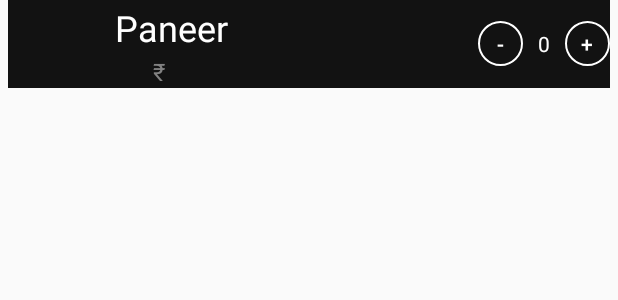
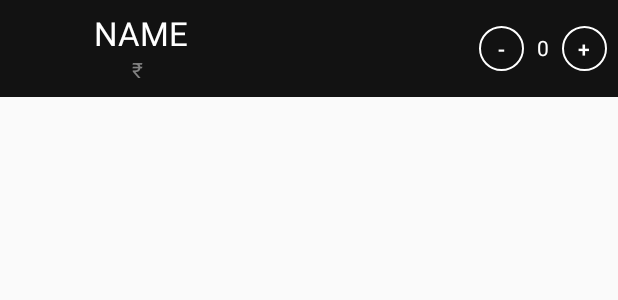
Before and after one commit to ashwinvaswani/MonD, an Android app: the layout item_menu.xml on its own in the app's theme, with its tools: preview values and no code run, on a phone screen of 412 x 824 dp. Shown: the top 300 px of the screen. Run offline under Robolectric (Android 15) with nearby library versions, the light colour scheme and no system bars; plain views replace SimpleDraweeView.

Commit message:
Menu layout and cart crash fixed

```diff
--- a/app/build.gradle
+++ b/app/build.gradle
@@ -41,5 +41,6 @@ dependencies {
     compile 'com.cepheuen.elegant-number-button:lib:1.0.2'
     compile 'de.hdodenhof:circleimageview:2.2.0'
     compile 'pl.droidsonroids.gif:android-gif-drawable:1.2.10'
+    compile 'com.stripe:stripe-android:6.1.2'
 }
 apply plugin: 'com.google.gms.google-services'
--- a/app/src/main/java/com/zconnect/mondiner/customer/CartActivity.java
+++ b/app/src/main/java/com/zconnect/mondiner/customer/CartActivity.java
@@ -156,11 +156,13 @@ public class CartActivity extends AppCompatActivity {
                     final CartUserData cartUserData = new CartUserData();
                     cartUserData.setUserID(userID.getKey());
                     String userName = userID.child("name").getValue(String.class);
-                    String userNameParts[] = userName.trim().split(" ");
-                    cartUserData.setUserName(userNameParts[0]);
-                    cartUserData.setUserStatus(userID.child("confirmStatus").getValue(String.class));
-                    //userData.add(cartUserData);
-                    userData.add(cartUserData);
+                    if (userName != null) {
+                        String userNameParts[] = userName.trim().split(" ");
+                        cartUserData.setUserName(userNameParts[0]);
+                        cartUserData.setUserStatus(userID.child("confirmStatus").getValue(String.class));
+                        //userData.add(cartUserData);
+                        userData.add(cartUserData);
+                    }
 
                 }
                 userConfirmationAdapter.notifyDataSetChanged();
@@ -188,8 +190,10 @@ public class CartActivity extends AppCompatActivity {
             public void onDataChange(DataSnapshot dataSnapshot) {
                 int flag=0;
                 for(DataSnapshot user : dataSnapshot.getChildren()){
-                    if(user.child("confirmStatus").getValue(String.class).equalsIgnoreCase("no")){
-                        flag=1;
+                    if(user.child("confirmStatus").getValue(String.class) != null) {
+                        if (user.child("confirmStatus").getValue(String.class).equalsIgnoreCase("no")) {
+                            flag = 1;
+                        }
                     }
                 }
                 if(flag==0){
--- a/app/src/main/res/layout/item_menu.xml
+++ b/app/src/main/res/layout/item_menu.xml
@@ -1,21 +1,13 @@
 <?xml version="1.0" encoding="utf-8"?>
-<LinearLayout xmlns:android="http://schemas.android.com/apk/res/android"
+<RelativeLayout xmlns:android="http://schemas.android.com/apk/res/android"
     xmlns:app="http://schemas.android.com/apk/res-auto"
+    xmlns:tools="http://schemas.android.com/tools"
     android:layout_width="match_parent"
     android:layout_height="wrap_content"
     android:background="@color/background"
     android:weightSum="1"
-    android:layout_marginLeft="5dp"
-    android:layout_marginRight="5dp"
-    android:layout_marginBottom="10dp"
+    android:padding="7dp"
     >
-
-    <RelativeLayout
-        android:layout_width="0dp"
-        android:layout_height="match_parent"
-        android:layout_weight=".3"
-        android:gravity="center_vertical"
-        android:padding="5dp">
 
     <com.facebook.drawee.view.SimpleDraweeView
         android:id="@+id/dish_image"
@@ -23,97 +15,67 @@
         android:layout_height="50dp"
         app:roundAsCircle="true"
         android:scaleType="centerCrop"
+        android:foregroundGravity="center"
         />
-        <!--<ImageView
-            android:layout_width="match_parent"
-            android:layout_height="wrap_content"
-            android:background="@color/colorAccent"
-            android:layout_alignParentTop="true"
-            android:scaleType="centerCrop"/>-->
-
-    </RelativeLayout>
-
-    <LinearLayout
-        android:layout_width="wrap_content"
-        android:layout_height="wrap_content"
-        android:layout_weight=".7"
-        android:orientation="vertical"
-        >
 
     <TextView
         android:id="@+id/item_name_indian"
-            android:layout_width="wrap_content"
+        android:layout_width="200dp"
         android:layout_height="wrap_content"
-            android:paddingBottom="2dp"
-            android:paddingTop="2dp"
-            android:text="Paneer"
-            android:textColor="#FFF"
-            android:textSize="24sp" />
-
-        <LinearLayout
-            android:layout_width="match_parent"
-            android:layout_height="wrap_content"
-            android:orientation="horizontal">
+        android:layout_toEndOf="@id/dish_image"
+        android:text="NAME"
+        android:paddingLeft="5dp"
+        android:textAppearance="@style/TextAppearance.AppCompat.Large"
+        android:textColor="#FFF" />
 
     <ImageView
         android:id="@+id/veg_nonveg"
         android:layout_width="20dp"
-                android:layout_height="20dp" />
+        android:layout_height="20dp"
+        android:paddingLeft="5dp"
+        android:layout_marginLeft="5dp"
+        android:layout_below="@+id/item_name_indian"
+        android:layout_alignStart="@+id/item_name_indian" />
+
     <TextView
         android:id="@+id/item_price_indian"
         android:layout_width="wrap_content"
         android:layout_height="wrap_content"
+        android:layout_below="@+id/item_name_indian"
+        android:layout_toEndOf="@+id/veg_nonveg"
+        android:paddingLeft="5dp"
         android:text="@string/Rs"
-                android:textColor="@color/hint"
-                android:layout_marginLeft="5dp"
-                android:textSize="16sp" />
-        </LinearLayout>
-    </LinearLayout>
+        android:textColor="@color/hint" />
 
-    <!--<FrameLayout
-        android:id="@+id/frame_layout"
-        android:layout_width="wrap_content"
-        android:layout_height="wrap_content"
-        android:layout_weight=".1"
-        android:layout_gravity="center">-->
-    <!--<Button
-         android:id="@+id/add_btn"
-         android:layout_width="match_parent"
-         android:layout_height="wrap_content"
-         android:text="Add"/>-->
-    <LinearLayout
-        android:id="@+id/inc_dec"
-        android:layout_width="wrap_content"
-        android:layout_height="match_parent"
-        android:layout_weight="0.2"
-        android:gravity="center_vertical"
-        android:orientation="horizontal">
+    <Button
+        android:id="@+id/increment_button"
+        android:layout_width="30dp"
+        android:layout_height="30dp"
+        android:layout_alignParentEnd="true"
+        android:layout_centerVertical="true"
+        android:background="@drawable/round_button_layout_white"
+        android:text="+"
+        android:textColor="#FFF" />
+
+    <TextView
+        android:id="@+id/quantity_display"
+        android:layout_width="25dp"
+        android:layout_height="25dp"
+        android:layout_centerVertical="true"
+        android:layout_toStartOf="@+id/increment_button"
+        android:gravity="center"
+        android:text="0"
+        android:textColor="#FFF" />
 
     <Button
         android:id="@+id/decrement_button"
         android:layout_width="30dp"
         android:layout_height="30dp"
+        android:layout_centerVertical="true"
+        android:layout_toStartOf="@+id/quantity_display"
         android:background="@drawable/round_button_layout_white"
         android:text="-"
         android:textColor="#FFF" />
 
-        <TextView
-            android:id="@+id/quantity_display"
-            android:layout_width="wrap_content"
-            android:layout_height="wrap_content"
-            android:paddingLeft="10dp"
-            android:paddingRight="10dp"
-            android:text="0"
-            android:textColor="#FFF" />
 
-        <Button
-            android:id="@+id/increment_button"
-            android:layout_width="30dp"
-            android:layout_height="30dp"
-            android:background="@drawable/round_button_layout_white"
-            android:text="+"
-            android:textColor="#FFF" />
-
-    </LinearLayout>
-    <!--</FrameLayout>-->
-</LinearLayout>
+</RelativeLayout>
--- a/app/src/main/res/values/colors.xml
+++ b/app/src/main/res/values/colors.xml
@@ -6,6 +6,6 @@
     <color name="background">#121212</color>
     <color name="text">#fff</color>
     <color name="hint">#828282</color>
-    <color name="activeIcons">#fff</color>
+    <color name="activeIcons">#ffffff</color>
     <color name="inactiveIcons">#424242</color>
 </resources>
--- a/build.gradle
+++ b/build.gradle
@@ -8,7 +8,7 @@ buildscript {
         mavenCentral()
     }
     dependencies {
-        classpath 'com.android.tools.build:gradle:3.0.1'
+        classpath 'com.android.tools.build:gradle:3.1.3'
         classpath 'com.google.gms:google-services:3.1.0'
         // NOTE: Do not place your application dependencies here; they belong
         // in the individual module build.gradle files
```
Also changed, not shown: gradle/wrapper/gradle-wrapper.properties. Lines whose indentation alone changed are shown as unchanged.
